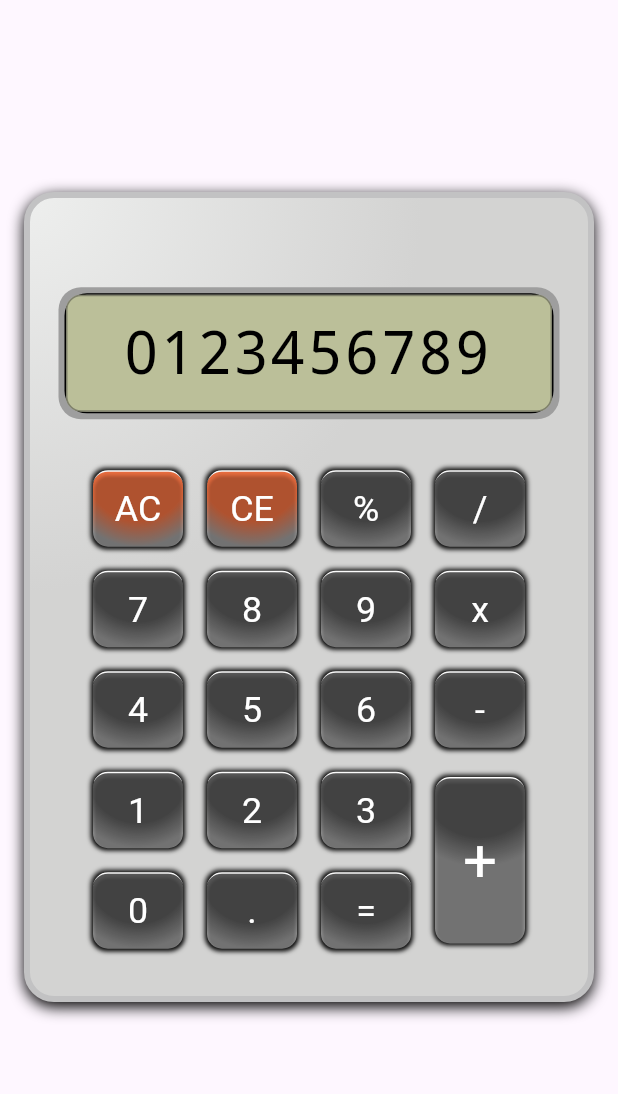
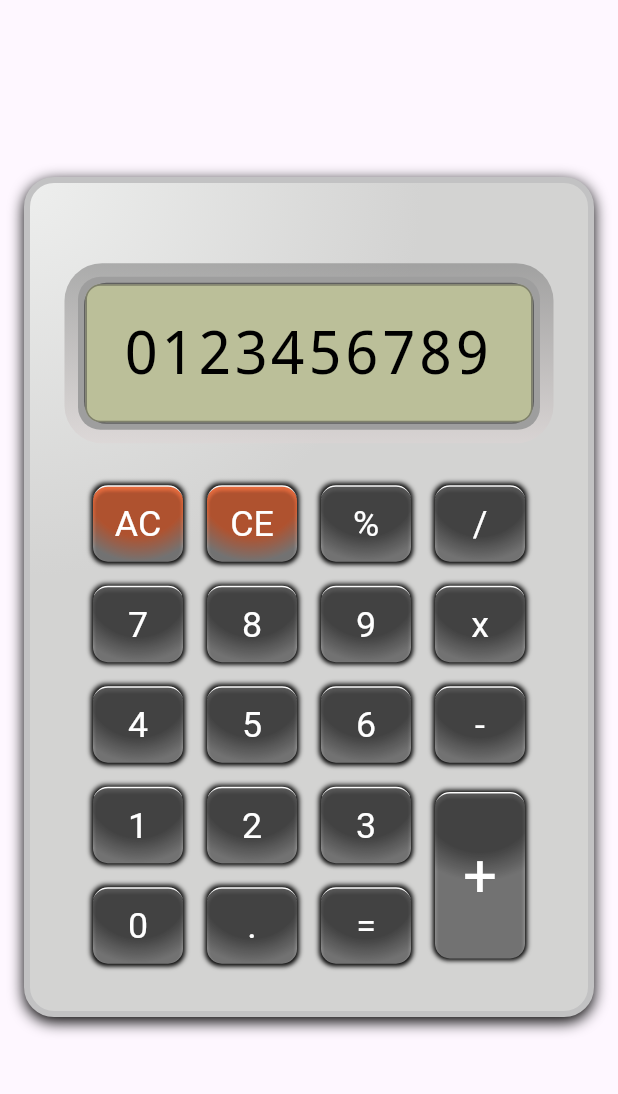
Before and after one commit to davopaco/mobile-apps, a Flutter app: the screen it shows after launch, on a phone screen of 412 x 824 dp, the part 63-1157 px from its top. Run offline on Flutter 3.47's test engine with Material 3 defaults, Android fonts, the phone set to English and light mode, and no system bars.

Commit message:
style: :lipstick: Changed the style of the calculator so it looks better on the text field

```diff
--- a/calculator/lib/calculadora.dart
+++ b/calculator/lib/calculadora.dart
@@ -77,7 +77,7 @@ class _CalculatorState extends State<Calculator> {
           child: Container(
               padding: const EdgeInsets.all(23),
               width: 380,
-              height: 540,
+              height: 560,
               decoration: BoxDecoration(
                   boxShadow: [
                     BoxShadow(
@@ -100,11 +100,26 @@ class _CalculatorState extends State<Calculator> {
                 crossAxisAlignment: CrossAxisAlignment.center,
                 children: <Widget>[
                   SizedBox(
-                    height: 40,
+                    height: 30,
                   ),
                   Container(
                       decoration: BoxDecoration(
-                          border: Border.all(color: Colors.black, width: 1),
+                          borderRadius: BorderRadius.circular(25),
+                          gradient: LinearGradient(
+                              begin: Alignment.topCenter,
+                              end: Alignment.bottomCenter,
+                              colors: [
+                                const Color.fromARGB(255, 112, 112, 112)
+                                    .withOpacity(0.5),
+                                const Color.fromARGB(255, 221, 212, 212)
+                                    .withOpacity(0.5)
+                              ])),
+                      padding: EdgeInsets.all(13),
+                      child: Container(
+                          decoration: BoxDecoration(
+                              border: Border.all(
+                                  color: Colors.black.withOpacity(0.4),
+                                  width: 1),
                               borderRadius: BorderRadius.circular(15),
                               boxShadow: <BoxShadow>[
                                 BoxShadow(color: Colors.grey, spreadRadius: 4)
@@ -118,17 +133,15 @@ class _CalculatorState extends State<Calculator> {
                                 color: Colors.black,
                                 fontFamily: 'Courier'),
                             decoration: InputDecoration(
-                            contentPadding: const EdgeInsets.all(9),
+                                contentPadding: const EdgeInsets.all(16),
                                 filled: true,
                                 border: OutlineInputBorder(
                                     borderRadius: BorderRadius.circular(10)),
                                 fillColor: const Color(0xFFBBBF99)),
-                        controller: TextEditingController(text: "0123456789"),
-                      )),
-                  const SizedBox(
-                    height: 30,
-                    width: 100,
-                  ),
+                            controller:
+                                TextEditingController(text: "0123456789"),
+                          ))),
+                  const SizedBox(height: 20),
                   Column(
                     mainAxisAlignment: MainAxisAlignment.center,
                     crossAxisAlignment: CrossAxisAlignment.center,
```
Lines whose indentation alone changed are shown as unchanged.
